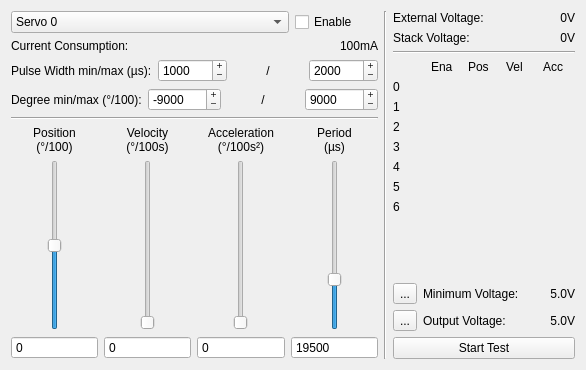
This is src/brickv/plugin_system/plugins/servo/ui/servo.ui in Tinkerforge/brickv as Qt 5 draws it before an edit. The edited form follows.
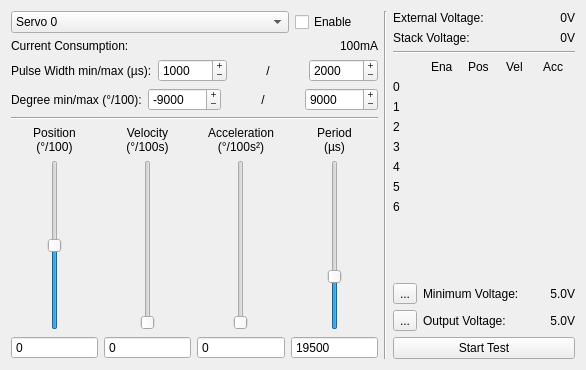
This is the edited form.

Commit message: change minimum period in servo plugin to 1us

Diff of the .ui file:
```diff
--- a/src/brickv/plugin_system/plugins/servo/ui/servo.ui
+++ b/src/brickv/plugin_system/plugins/servo/ui/servo.ui
@@ -507,7 +507,7 @@
                 </sizepolicy>
                </property>
                <property name="minimum">
-                <number>2000</number>
+                <number>1</number>
                </property>
                <property name="maximum">
                 <number>65535</number>
```
Left out of the diff: 2 changed lines with no effect on the pictures.
